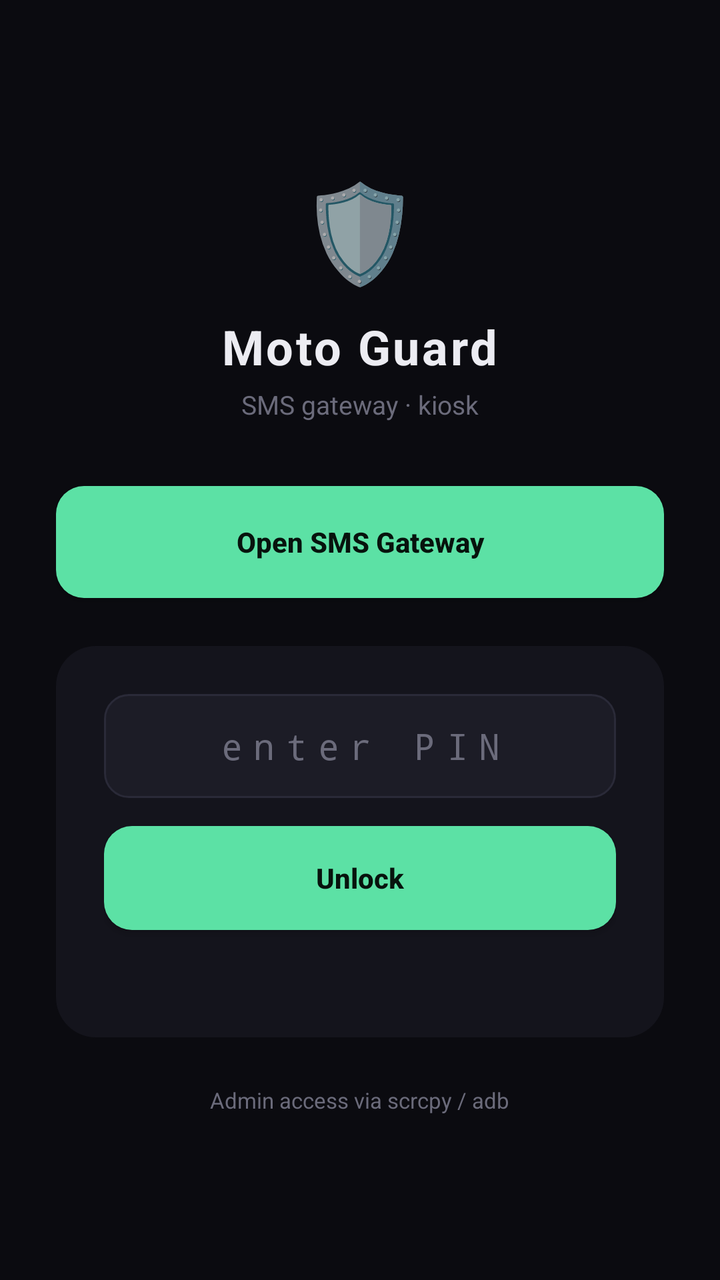
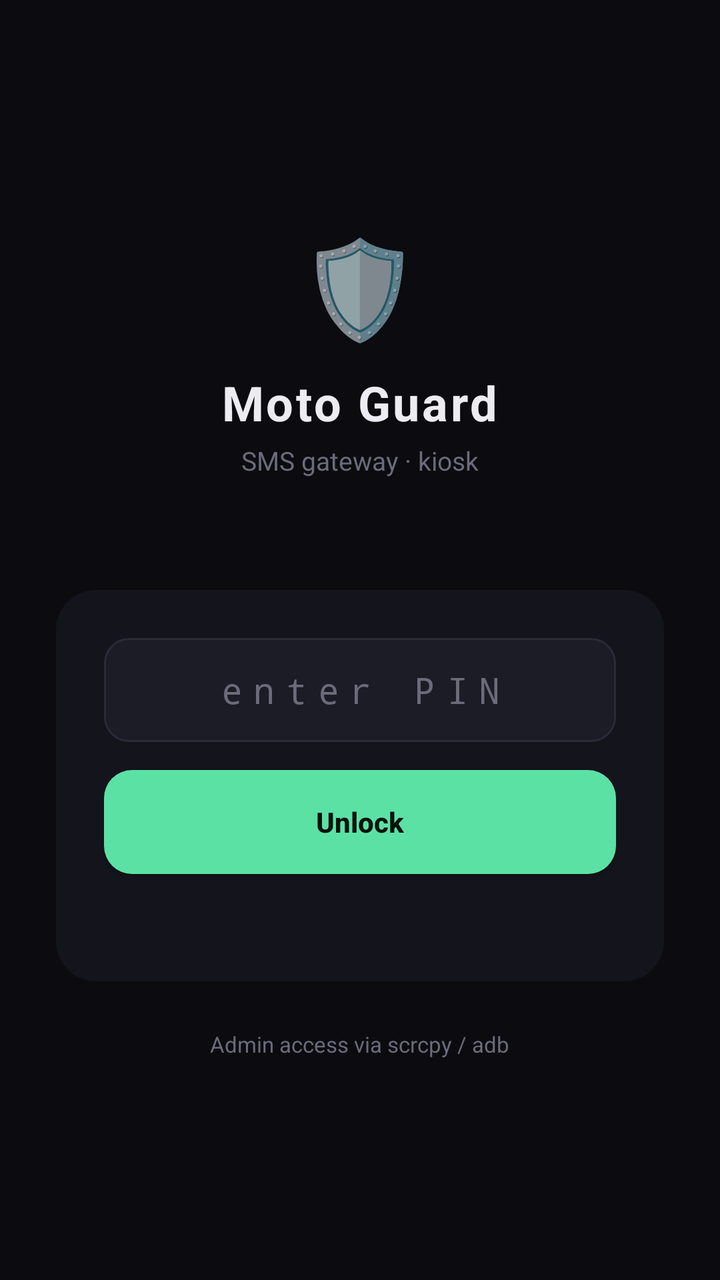

An Android layout rendered at two revisions. The XML below is the earlier revision; the diff shows what the commit changed to produce the second picture.
<!-- AndroidManifest.xml: application theme android:Theme.Material.NoActionBar -->
<!-- res/layout/activity_guard.xml -->
<?xml version="1.0" encoding="utf-8"?>
<LinearLayout xmlns:android="http://schemas.android.com/apk/res/android"
    android:layout_width="match_parent"
    android:layout_height="match_parent"
    android:orientation="vertical"
    android:gravity="center"
    android:background="@color/bg"
    android:padding="28dp">

    <TextView
        android:layout_width="wrap_content"
        android:layout_height="wrap_content"
        android:text="🛡"
        android:textSize="48sp" />

    <TextView
        android:layout_width="wrap_content"
        android:layout_height="wrap_content"
        android:layout_marginTop="10dp"
        android:text="Moto Guard"
        android:textColor="@color/text"
        android:textSize="24sp"
        android:textStyle="bold"
        android:letterSpacing="0.05" />

    <TextView
        android:layout_width="wrap_content"
        android:layout_height="wrap_content"
        android:layout_marginTop="4dp"
        android:text="SMS gateway · kiosk"
        android:textColor="@color/muted"
        android:textSize="13sp" />

    
    <Button
        android:id="@+id/openSms"
        android:layout_width="match_parent"
        android:layout_height="56dp"
        android:layout_marginTop="32dp"
        android:background="@drawable/btn_primary"
        android:text="Open SMS Gateway"
        android:textStyle="bold"
        android:textAllCaps="false"
        android:textColor="@color/onAccent" />

    <LinearLayout
        android:layout_width="match_parent"
        android:layout_height="wrap_content"
        android:orientation="vertical"
        android:gravity="center"
        android:layout_marginTop="24dp"
        android:padding="24dp"
        android:background="@drawable/bg_card">

        <EditText
            android:id="@+id/pin"
            android:layout_width="match_parent"
            android:layout_height="52dp"
            android:background="@drawable/bg_field"
            android:inputType="numberPassword"
            android:gravity="center"
            android:textColor="@color/text"
            android:textColorHint="@color/muted"
            android:letterSpacing="0.3"
            android:hint="enter PIN" />

        <Button
            android:id="@+id/unlock"
            android:layout_width="match_parent"
            android:layout_height="52dp"
            android:layout_marginTop="14dp"
            android:background="@drawable/btn_primary"
            android:text="Unlock"
            android:textStyle="bold"
            android:textAllCaps="false"
            android:textColor="@color/onAccent" />

        <TextView
            android:id="@+id/msg"
            android:layout_width="wrap_content"
            android:layout_height="wrap_content"
            android:layout_marginTop="12dp"
            android:textColor="@color/danger"
            android:textSize="13sp" />
    </LinearLayout>

    <TextView
        android:layout_width="wrap_content"
        android:layout_height="wrap_content"
        android:layout_marginTop="24dp"
        android:text="Admin access via scrcpy / adb"
        android:textColor="@color/muted"
        android:textSize="11sp" />
</LinearLayout>
<!-- resources referenced by this layout -->
<resources>
  <color name="bg">#0B0B10</color>
  <color name="danger">#E15C6B</color>
  <color name="muted">#6B6B7B</color>
  <color name="onAccent">#07130D</color>
  <color name="text">#ECECF2</color>
  <!-- drawable bg_card (drawable) -->
  <?xml version="1.0" encoding="utf-8"?>
  <shape xmlns:android="http://schemas.android.com/apk/res/android" android:shape="rectangle">
      <solid android:color="@color/card" />
      <corners android:radius="20dp" />
  </shape>
  <!-- drawable bg_field (drawable) -->
  <?xml version="1.0" encoding="utf-8"?>
  <shape xmlns:android="http://schemas.android.com/apk/res/android" android:shape="rectangle">
      <solid android:color="@color/field" />
      <corners android:radius="12dp" />
      <stroke android:width="1dp" android:color="#2A2A38" />
  </shape>
  <!-- drawable btn_primary (drawable) -->
  <?xml version="1.0" encoding="utf-8"?>
  <shape xmlns:android="http://schemas.android.com/apk/res/android" android:shape="rectangle">
      <solid android:color="@color/accent" />
      <corners android:radius="14dp" />
  </shape>
  <color name="card">#14141C</color>
  <color name="field">#1C1C26</color>
  <color name="accent">#5CE1A5</color>
</resources>

<!-- the commit's change to res/layout/activity_guard.xml (unified diff, before → after) -->
@@ -32,16 +32,12 @@
         android:textSize="13sp" />
 
     
-    <Button
-        android:id="@+id/openSms"
+    <LinearLayout
+        android:id="@+id/appsContainer"
         android:layout_width="match_parent"
-        android:layout_height="56dp"
-        android:layout_marginTop="32dp"
-        android:background="@drawable/btn_primary"
-        android:text="Open SMS Gateway"
-        android:textStyle="bold"
-        android:textAllCaps="false"
-        android:textColor="@color/onAccent" />
+        android:layout_height="wrap_content"
+        android:orientation="vertical"
+        android:layout_marginTop="32dp" />
 
     <LinearLayout
         android:layout_width="match_parent"
